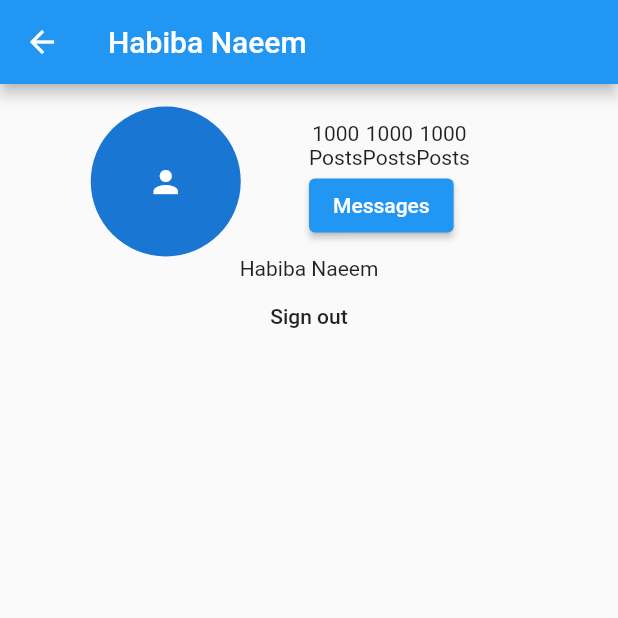
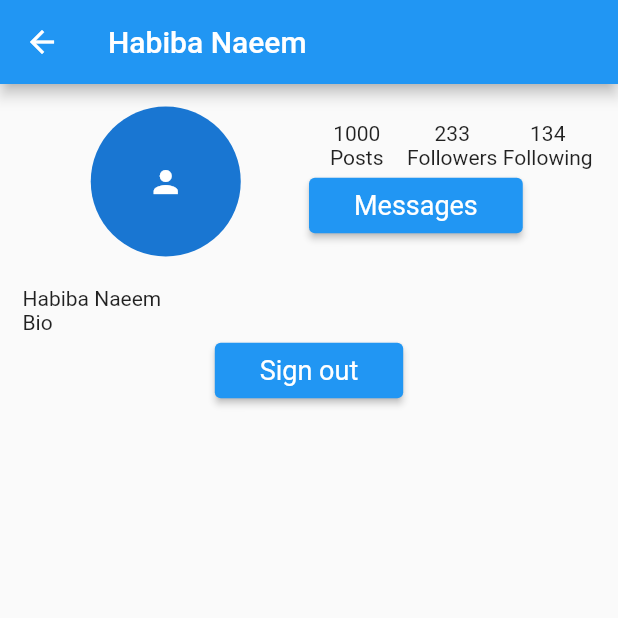
Before and after one commit to Habiba-Naeem/auth_firebase, a Flutter app: the ProfileScreen screen opened by its route, on a phone screen of 412 x 824 dp, the top half of it. Run offline on Flutter 3.47's test engine with Material 2 defaults, Android fonts, the phone set to English and light mode, and no system bars; our stand-ins replace bloc, firebase_auth, firebase_core, flutter_bloc; accounts and stored records are empty.

Commit message:
added new code

```diff
--- a/lib/presentation/profile/profile.dart
+++ b/lib/presentation/profile/profile.dart
@@ -11,14 +11,20 @@ class ProfileScreen extends StatelessWidget {
       appBar: AppBar(
         title: Text("Habiba Naeem"),
       ),
-      body: Padding(
+      body: SafeArea(
+        child: Padding(
           padding: const EdgeInsets.all(15),
           child: Column(
             children: [
               ProfileHeader(),
+              const SizedBox(
+                height: 20,
+              ),
               ProfileInfo(),
               ProfilePosts(),
-            MaterialButton(
+              Align(
+                alignment: Alignment.bottomCenter,
+                child: ElevatedButton(
                     child: Text("Sign out"),
                     onPressed: () async {
                       try {
@@ -27,8 +33,10 @@ class ProfileScreen extends StatelessWidget {
                       } catch (e) {
                         print("no user");
                       }
-                })
+                    }),
+              )
             ],
+          ),
         ),
       ),
     );
@@ -49,20 +57,24 @@ class ProfileHeader extends StatelessWidget {
           ),
         ),
         Expanded(
-
           child: Column(
-
             children: [
               Row(
                 children: [
-                  Column(
+                  Expanded(
+                    child: Column(
                       children: [Text("1000"), Text("Posts")],
                     ),
-                  Column(
-                    children: [Text("1000"), Text("Posts")],
                   ),
-                  Column(
-                    children: [Text("1000"), Text("Posts")],
+                  Expanded(
+                    child: Column(
+                      children: [Text("233"), Text("Followers")],
+                    ),
+                  ),
+                  Expanded(
+                    child: Column(
+                      children: [Text("134"), Text("Following")],
+                    ),
                   ),
                 ],
               ),
@@ -87,7 +99,13 @@ class ProfileInfo extends StatelessWidget {
 
   @override
   Widget build(BuildContext context) {
-    return Text("Habiba Naeem");
+    return Align(
+      alignment: Alignment.centerLeft,
+      child: Column(
+        crossAxisAlignment: CrossAxisAlignment.start,
+        children: [Text("Habiba Naeem"), Text("Bio")],
+      ),
+    );
   }
 }
 
--- a/lib/presentation/theme/theme.dart
+++ b/lib/presentation/theme/theme.dart
@@ -1,8 +1,8 @@
-import 'package:flutter/material.dart';
-
 import 'package:flutter/material.dart';
 
 ThemeData theme = ThemeData(
+  primaryColor: Colors.pink,
+  //primarySwatch: Colors.orange,
   inputDecorationTheme: const InputDecorationTheme(
     enabledBorder: OutlineInputBorder(
       borderSide: BorderSide(color: Colors.grey),
@@ -13,5 +13,21 @@ ThemeData theme = ThemeData(
     border: OutlineInputBorder(
       borderSide: BorderSide(color: Colors.grey, width: 2),
     ),
-        contentPadding: EdgeInsets.symmetric(vertical: 2, horizontal: 10)),
+    contentPadding: EdgeInsets.symmetric(vertical: 2, horizontal: 10),
+  ),
+  elevatedButtonTheme: ElevatedButtonThemeData(
+    style: ElevatedButton.styleFrom(
+      padding: const EdgeInsets.symmetric(vertical: 8, horizontal: 30),
+      textStyle: TextStyle(fontSize: 18),
+    ),
+  ),
+  outlinedButtonTheme: OutlinedButtonThemeData(
+    style: OutlinedButton.styleFrom(
+      padding: const EdgeInsets.symmetric(vertical: 8, horizontal: 30),
+      textStyle: TextStyle(fontSize: 18),
+      shape: RoundedRectangleBorder(
+        borderRadius: BorderRadius.circular(50),
+      ),
+    ),
+  ),
 );
--- a/pubspec.yaml
+++ b/pubspec.yaml
@@ -37,6 +37,7 @@ dependencies:
   flutter_bloc: ^7.3.1
   firebase_core:
   firebase_auth:
+  google_sign_in: "^4.5.1"
   #cloud_firestore: ^3.1.0
 
 dev_dependencies:
```
Also changed, not shown: lib/main.dart (+2 -21 lines), lib/presentation/auth/auth.dart (added, +38 -0 lines), lib/presentation/auth/signin.dart (+32 -8 lines), lib/presentation/auth/signup.dart (+14 -8 lines), lib/presentation/wrapper.dart (added, +10 -0 lines), lib/domain/auth/user/user.dart (added), pubspec.lock. Lines whose indentation alone changed are shown as unchanged.
